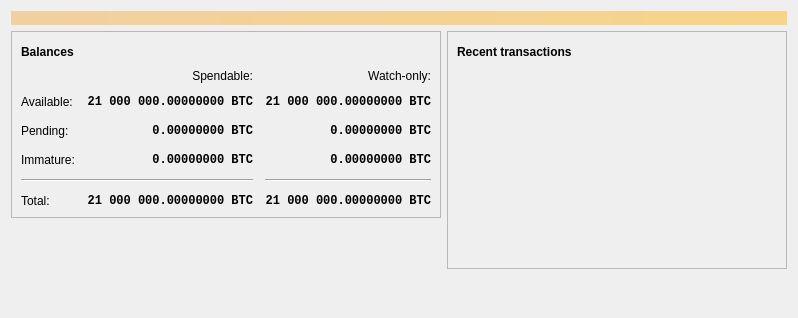
First picture: the form in src/qt/forms/overviewpage.ui, repository mraksoll4/litecoinfinance, before the edit.
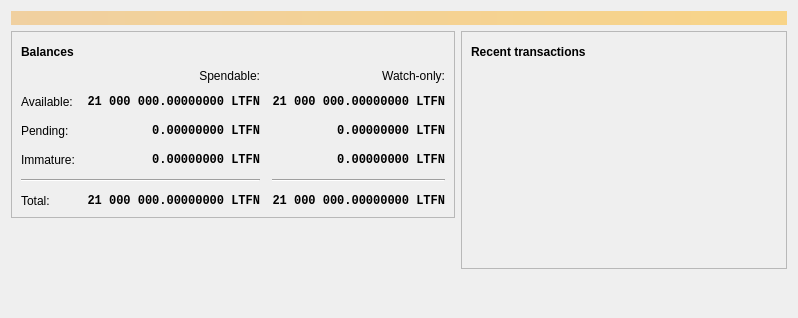
Second picture: the form after the edit. Icons and pictures are not drawn.

```diff
--- a/src/qt/forms/overviewpage.ui
+++ b/src/qt/forms/overviewpage.ui
@@ -130,7 +130,7 @@
                <string>Unconfirmed transactions to watch-only addresses</string>
               </property>
               <property name="text">
-               <string notr="true">0.00000000 BTC</string>
+               <string notr="true">0.00000000 LTFN</string>
               </property>
               <property name="alignment">
                <set>Qt::AlignRight|Qt::AlignTrailing|Qt::AlignVCenter</set>
@@ -156,7 +156,7 @@
                <string>Total of transactions that have yet to be confirmed, and do not yet count toward the spendable balance</string>
               </property>
               <property name="text">
-               <string notr="true">0.00000000 BTC</string>
+               <string notr="true">0.00000000 LTFN</string>
               </property>
               <property name="alignment">
                <set>Qt::AlignRight|Qt::AlignTrailing|Qt::AlignVCenter</set>
@@ -182,7 +182,7 @@
                <string>Mined balance in watch-only addresses that has not yet matured</string>
               </property>
               <property name="text">
-               <string notr="true">0.00000000 BTC</string>
+               <string notr="true">0.00000000 LTFN</string>
               </property>
               <property name="alignment">
                <set>Qt::AlignRight|Qt::AlignTrailing|Qt::AlignVCenter</set>
@@ -241,7 +241,7 @@
                <string>Mined balance that has not yet matured</string>
               </property>
               <property name="text">
-               <string notr="true">0.00000000 BTC</string>
+               <string notr="true">0.00000000 LTFN</string>
               </property>
               <property name="alignment">
                <set>Qt::AlignRight|Qt::AlignTrailing|Qt::AlignVCenter</set>
@@ -287,7 +287,7 @@
                <string>Your current total balance</string>
               </property>
               <property name="text">
-               <string notr="true">21 000 000.00000000 BTC</string>
+               <string notr="true">21 000 000.00000000 LTFN</string>
               </property>
               <property name="alignment">
                <set>Qt::AlignRight|Qt::AlignTrailing|Qt::AlignVCenter</set>
@@ -313,7 +313,7 @@
                <string>Current total balance in watch-only addresses</string>
               </property>
               <property name="text">
-               <string notr="true">21 000 000.00000000 BTC</string>
+               <string notr="true">21 000 000.00000000 LTFN</string>
               </property>
               <property name="alignment">
                <set>Qt::AlignRight|Qt::AlignTrailing|Qt::AlignVCenter</set>
@@ -356,7 +356,7 @@
                <string>Your current spendable balance</string>
               </property>
               <property name="text">
-               <string notr="true">21 000 000.00000000 BTC</string>
+               <string notr="true">21 000 000.00000000 LTFN</string>
               </property>
               <property name="alignment">
                <set>Qt::AlignRight|Qt::AlignTrailing|Qt::AlignVCenter</set>
@@ -382,7 +382,7 @@
                <string>Your current balance in watch-only addresses</string>
               </property>
               <property name="text">
-               <string notr="true">21 000 000.00000000 BTC</string>
+               <string notr="true">21 000 000.00000000 LTFN</string>
               </property>
               <property name="alignment">
                <set>Qt::AlignRight|Qt::AlignTrailing|Qt::AlignVCenter</set>
```
